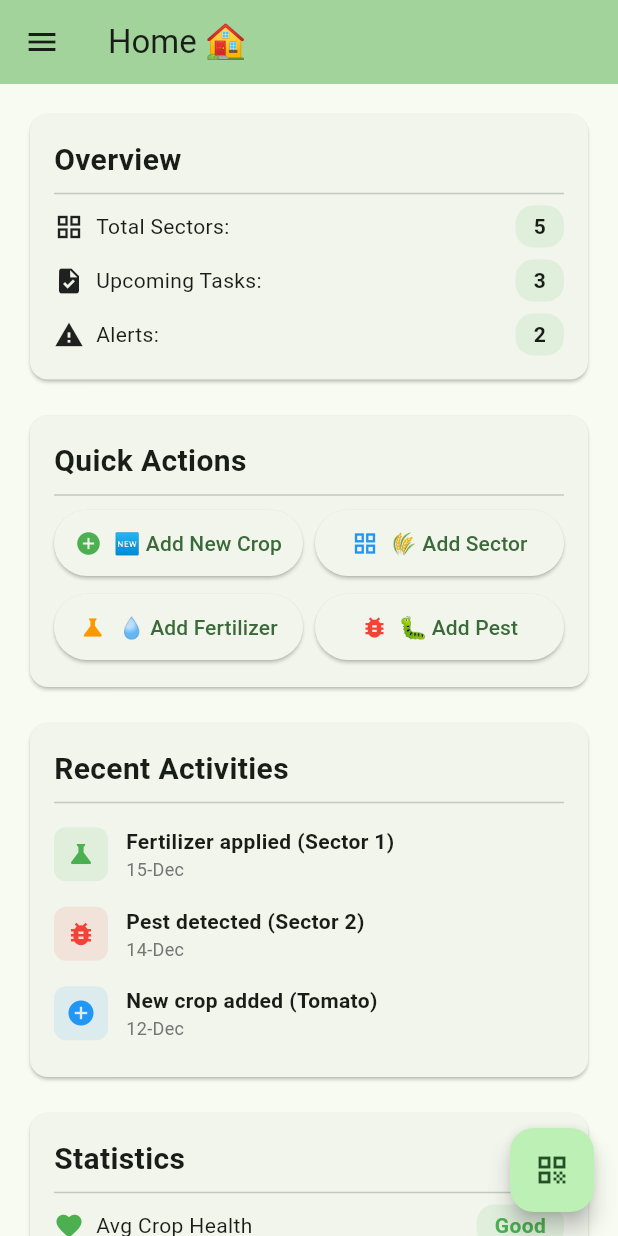
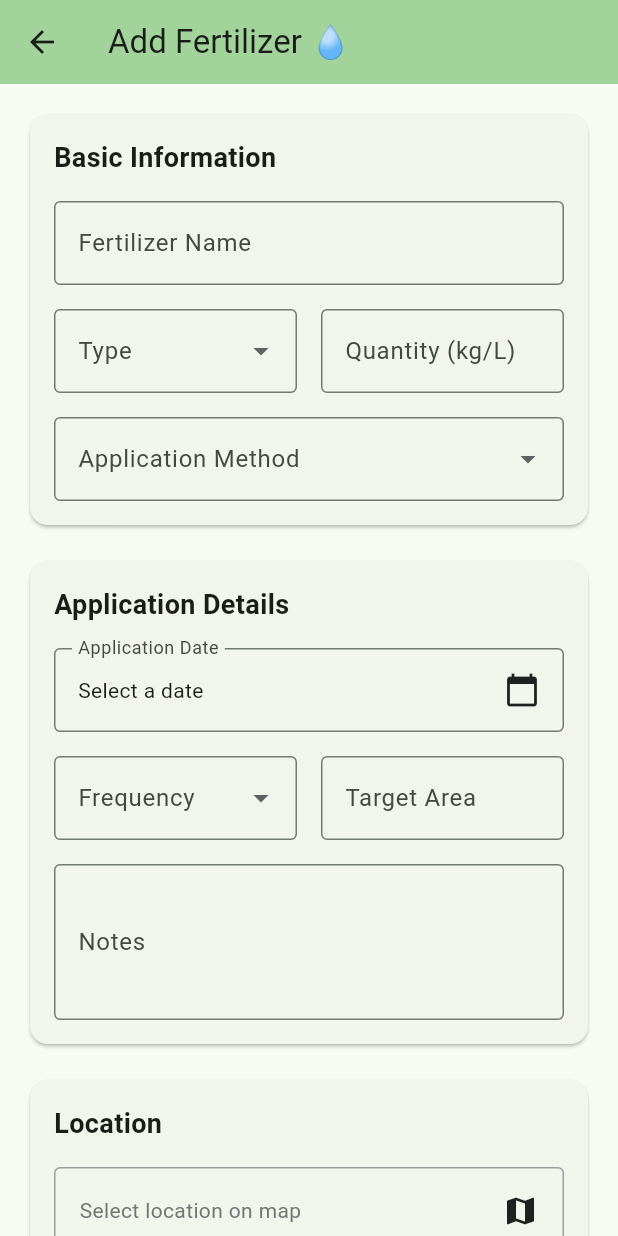
Before and after one commit to stanlee321/crop_app, a Flutter app: the screen it shows after launch, after a tap on "💧 Add Fertilizer", on a phone screen of 412 x 824 dp. Run offline on Flutter 3.47's test engine with Material 3 defaults, Android fonts, the phone set to English and light mode, and no system bars; our stand-ins replace flutter_map, geolocator, image_picker, latlong2, qr_flutter; missing offline and left inert: qr_code_dart_scan.

Commit message:
added more screens

```diff
--- a/lib/components/home/quick_actions_section.dart
+++ b/lib/components/home/quick_actions_section.dart
@@ -1,6 +1,8 @@
 import 'package:flutter/material.dart';
 import '../../screens/add_crop_screen.dart';
 import '../../screens/add_sector_screen.dart';
+import '../../screens/add_fertilizer_screen.dart';
+import '../../screens/add_pest_screen.dart';
 
 class QuickActionsSection extends StatelessWidget {
   const QuickActionsSection({super.key});
@@ -67,7 +69,14 @@ class QuickActionsSection extends StatelessWidget {
                     '💧 Add Fertilizer',
                     Icons.science,
                     Colors.orange,
-                    () {},
+                    () {
+                      Navigator.push(
+                        context,
+                        MaterialPageRoute(
+                          builder: (context) => const AddFertilizerScreen(),
+                        ),
+                      );
+                    },
                   ),
                 ),
                 const SizedBox(width: 8),
@@ -77,7 +86,14 @@ class QuickActionsSection extends StatelessWidget {
                     '🐛 Add Pest',
                     Icons.bug_report,
                     Colors.red,
-                    () {},
+                    () {
+                      Navigator.push(
+                        context,
+                        MaterialPageRoute(
+                          builder: (context) => const AddPestScreen(),
+                        ),
+                      );
+                    },
                   ),
                 ),
               ],
--- /dev/null
+++ b/lib/screens/add_fertilizer_screen.dart
@@ -0,0 +1,337 @@
+import 'package:flutter/material.dart';
+import 'package:latlong2/latlong.dart';
+import 'dart:io';
+import '../components/shared/location_picker.dart';
+import '../components/shared/image_picker_section.dart';
+
+class AddFertilizerScreen extends StatefulWidget {
+  const AddFertilizerScreen({super.key});
+
+  @override
+  State<AddFertilizerScreen> createState() => _AddFertilizerScreenState();
+}
+
+class _AddFertilizerScreenState extends State<AddFertilizerScreen> {
+  final _formKey = GlobalKey<FormState>();
+  final _nameController = TextEditingController();
+  final _quantityController = TextEditingController();
+  final _targetAreaController = TextEditingController();
+  final _notesController = TextEditingController();
+
+  String? _selectedType;
+  String? _selectedMethod;
+  String? _selectedFrequency;
+  DateTime? _applicationDate;
+  LatLng? _selectedLocation;
+  File? _fertilizerImage;
+
+  final List<String> _types = ['Organic', 'Chemical', 'Liquid'];
+  final List<String> _methods = ['Manual', 'Automated', 'Drip'];
+  final List<String> _frequencies = ['One-time', 'Weekly', 'Monthly'];
+
+  @override
+  void dispose() {
+    _nameController.dispose();
+    _quantityController.dispose();
+    _targetAreaController.dispose();
+    _notesController.dispose();
+    super.dispose();
+  }
+
+  Future<void> _selectDate(BuildContext context) async {
+    final DateTime? picked = await showDatePicker(
+      context: context,
+      initialDate: _applicationDate ?? DateTime.now(),
+      firstDate: DateTime.now(),
+      lastDate: DateTime(2025),
+    );
+    if (picked != null && picked != _applicationDate) {
+      setState(() {
+        _applicationDate = picked;
+      });
+    }
+  }
+
+  @override
+  Widget build(BuildContext context) {
+    return Scaffold(
+      appBar: AppBar(
+        title: const Text('Add Fertilizer 💧'),
+        backgroundColor: Theme.of(context).colorScheme.inversePrimary,
+      ),
+      body: SingleChildScrollView(
+        padding: const EdgeInsets.all(16.0),
+        child: Form(
+          key: _formKey,
+          child: Column(
+            crossAxisAlignment: CrossAxisAlignment.start,
+            children: [
+              // Basic Information Card
+              Card(
+                child: Padding(
+                  padding: const EdgeInsets.all(16.0),
+                  child: Column(
+                    crossAxisAlignment: CrossAxisAlignment.start,
+                    children: [
+                      const Text(
+                        'Basic Information',
+                        style: TextStyle(
+                          fontSize: 18,
+                          fontWeight: FontWeight.bold,
+                        ),
+                      ),
+                      const SizedBox(height: 16),
+                      TextFormField(
+                        controller: _nameController,
+                        decoration: const InputDecoration(
+                          labelText: 'Fertilizer Name',
+                          border: OutlineInputBorder(),
+                        ),
+                        validator: (value) {
+                          if (value == null || value.isEmpty) {
+                            return 'Required';
+                          }
+                          return null;
+                        },
+                      ),
+                      const SizedBox(height: 16),
+                      Row(
+                        children: [
+                          Expanded(
+                            child: DropdownButtonFormField<String>(
+                              value: _selectedType,
+                              decoration: const InputDecoration(
+                                labelText: 'Type',
+                                border: OutlineInputBorder(),
+                              ),
+                              items: _types.map((String value) {
+                                return DropdownMenuItem<String>(
+                                  value: value,
+                                  child: Text(value),
+                                );
+                              }).toList(),
+                              onChanged: (String? newValue) {
+                                setState(() {
+                                  _selectedType = newValue;
+                                });
+                              },
+                              validator: (value) {
+                                if (value == null || value.isEmpty) {
+                                  return 'Required';
+                                }
+                                return null;
+                              },
+                            ),
+                          ),
+                          const SizedBox(width: 16),
+                          Expanded(
+                            child: TextFormField(
+                              controller: _quantityController,
+                              decoration: const InputDecoration(
+                                labelText: 'Quantity (kg/L)',
+                                border: OutlineInputBorder(),
+                              ),
+                              keyboardType: TextInputType.number,
+                              validator: (value) {
+                                if (value == null || value.isEmpty) {
+                                  return 'Required';
+                                }
+                                if (double.tryParse(value) == null || double.parse(value) <= 0) {
+                                  return 'Invalid number';
+                                }
+                                return null;
+                              },
+                            ),
+                          ),
+                        ],
+                      ),
+                      const SizedBox(height: 16),
+                      DropdownButtonFormField<String>(
+                        value: _selectedMethod,
+                        decoration: const InputDecoration(
+                          labelText: 'Application Method',
+                          border: OutlineInputBorder(),
+                        ),
+                        items: _methods.map((String value) {
+                          return DropdownMenuItem<String>(
+                            value: value,
+                            child: Text(value),
+                          );
+                        }).toList(),
+                        onChanged: (String? newValue) {
+                          setState(() {
+                            _selectedMethod = newValue;
+                          });
+                        },
+                      ),
+                    ],
+                  ),
+                ),
+              ),
+              const SizedBox(height: 16),
+              // Application Details Card
+              Card(
+                child: Padding(
+                  padding: const EdgeInsets.all(16.0),
+                  child: Column(
+                    crossAxisAlignment: CrossAxisAlignment.start,
+                    children: [
+                      const Text(
+                        'Application Details',
+                        style: TextStyle(
+                          fontSize: 18,
+                          fontWeight: FontWeight.bold,
+                        ),
+                      ),
+                      const SizedBox(height: 16),
+                      InkWell(
+                        onTap: () => _selectDate(context),
+                        child: InputDecorator(
+                          decoration: const InputDecoration(
+                            labelText: 'Application Date',
+                            border: OutlineInputBorder(),
+                          ),
+                          child: Row(
+                            mainAxisAlignment: MainAxisAlignment.spaceBetween,
+                            children: [
+                              Text(
+                                _applicationDate == null
+                                    ? 'Select a date'
+                                    : '${_applicationDate!.day}/${_applicationDate!.month}/${_applicationDate!.year}',
+                              ),
+                              const Icon(Icons.calendar_today),
+                            ],
+                          ),
+                        ),
+                      ),
+                      const SizedBox(height: 16),
+                      Row(
+                        children: [
+                          Expanded(
+                            child: DropdownButtonFormField<String>(
+                              value: _selectedFrequency,
+                              decoration: const InputDecoration(
+                                labelText: 'Frequency',
+                                border: OutlineInputBorder(),
+                              ),
+                              items: _frequencies.map((String value) {
+                                return DropdownMenuItem<String>(
+                                  value: value,
+                                  child: Text(value),
+                                );
+                              }).toList(),
+                              onChanged: (String? newValue) {
+                                setState(() {
+                                  _selectedFrequency = newValue;
+                                });
+                              },
+                            ),
+                          ),
+                          const SizedBox(width: 16),
+                          Expanded(
+                            child: TextFormField(
+                              controller: _targetAreaController,
+                              decoration: const InputDecoration(
+                                labelText: 'Target Area',
+                                border: OutlineInputBorder(),
+                              ),
+                              validator: (value) {
+                                if (value == null || value.isEmpty) {
+                                  return 'Required';
+                                }
+                                return null;
+                              },
+                            ),
+                          ),
+                        ],
+                      ),
+                      const SizedBox(height: 16),
+                      TextFormField(
+                        controller: _notesController,
+                        decoration: const InputDecoration(
+                          labelText: 'Notes',
+                          border: OutlineInputBorder(),
+                        ),
+                        maxLines: 3,
+                      ),
+                    ],
+                  ),
+                ),
+              ),
+              const SizedBox(height: 16),
+              // Location Card
+              Card(
+                child: Padding(
+                  padding: const EdgeInsets.all(16.0),
+                  child: Column(
+                    crossAxisAlignment: CrossAxisAlignment.start,
+                    children: [
+                      const Text(
+                        'Location',
+                        style: TextStyle(
+                          fontSize: 18,
+                          fontWeight: FontWeight.bold,
+                        ),
+                      ),
+                      const SizedBox(height: 16),
+                      LocationPicker(
+                        initialLocation: _selectedLocation,
+                        onLocationSelected: (location) {
+                          setState(() {
+                            _selectedLocation = location;
+                          });
+                        },
+                      ),
+                    ],
+                  ),
+                ),
+              ),
+              const SizedBox(height: 16),
+              // Fertilizer Image
+              ImagePickerSection(
+                title: 'Fertilizer Image',
+                onImageSelected: (File image) {
+                  setState(() {
+                    _fertilizerImage = image;
+                  });
+                },
+              ),
+              const SizedBox(height: 24),
+              // Action Buttons
+              Row(
+                children: [
+                  Expanded(
+                    child: ElevatedButton.icon(
+                      onPressed: () {
+                        if (_formKey.currentState!.validate()) {
+                          // Save fertilizer logic here
+                          Navigator.pop(context);
+                        }
+                      },
+                      icon: const Icon(Icons.save),
+                      label: const Text('Save Fertilizer'),
+                      style: ElevatedButton.styleFrom(
+                        padding: const EdgeInsets.symmetric(vertical: 12),
+                      ),
+                    ),
+                  ),
+                  const SizedBox(width: 16),
+                  Expanded(
+                    child: OutlinedButton.icon(
+                      onPressed: () => Navigator.pop(context),
+                      icon: const Icon(Icons.cancel),
+                      label: const Text('Cancel'),
+                      style: OutlinedButton.styleFrom(
+                        padding: const EdgeInsets.symmetric(vertical: 12),
+                      ),
+                    ),
+                  ),
+                ],
+              ),
+            ],
+          ),
+        ),
+      ),
+    );
+  }
+}
```
Also changed, not shown: lib/screens/add_pest_screen.dart (added, +356 -0 lines).
